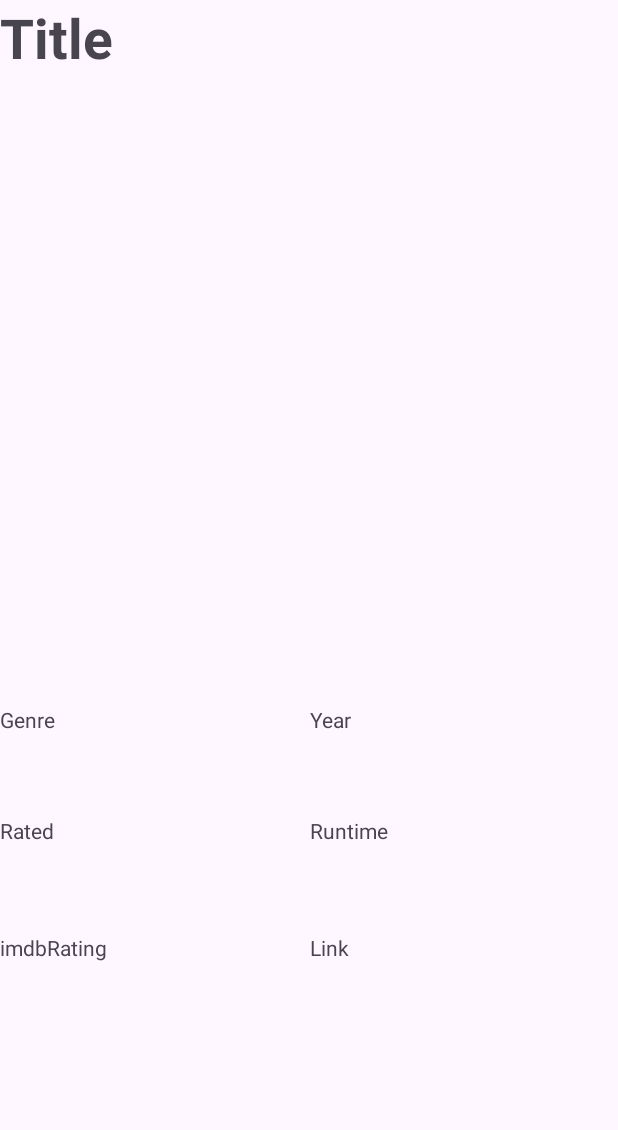
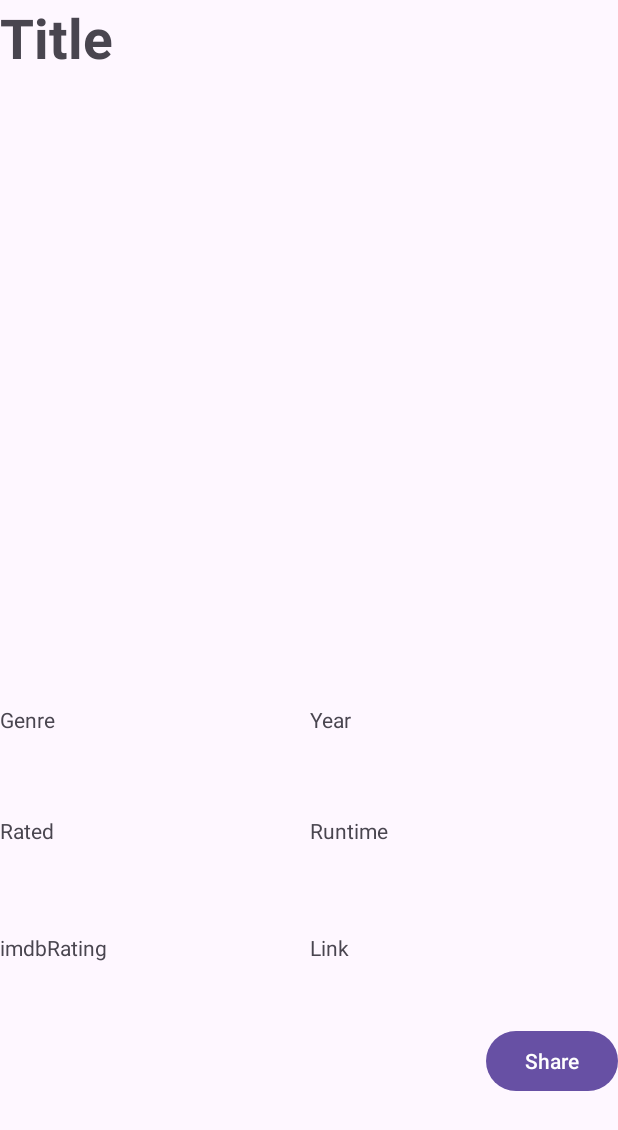
Before and after one commit to jfritz25/Project8ThisIsTheOne, an Android app: the layout fragment_display.xml on its own in the app's theme, with its tools: preview values and no code run, on a phone screen of 412 x 824 dp. Shown: the top 1130 px of the screen. Run offline under Robolectric (Android 15) with nearby library versions, the phone set to English and light mode, and no system bars.

Commit message:
button is updated

```diff
--- a/app/src/main/res/layout/fragment_display.xml
+++ b/app/src/main/res/layout/fragment_display.xml
@@ -103,6 +103,15 @@
             app:layout_constraintStart_toStartOf="parent"
             app:layout_constraintTop_toBottomOf="@+id/Runtime" />
 
+        <Button
+            android:id="@+id/button"
+            android:layout_width="wrap_content"
+            android:layout_height="wrap_content"
+            android:layout_marginTop="11dp"
+            android:text="Share"
+            app:layout_constraintEnd_toEndOf="parent"
+            app:layout_constraintTop_toBottomOf="@+id/Link" />
+
 
     </androidx.constraintlayout.widget.ConstraintLayout>
 </layout>
```
